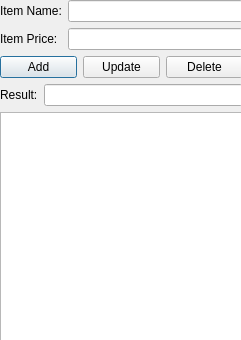
This is UI_RAW/Items.ui in GreenBeanio/Kimberly-s-Delicious-Dozen-Tracker as Qt 5 draws it before an edit. The edited form follows.
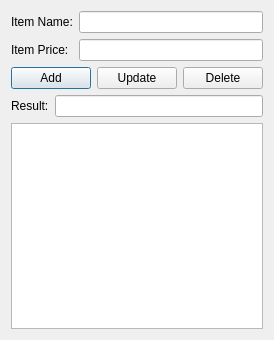
This is the edited form.

Commit message: Better Layouts

Patch:
```diff
--- a/UI_RAW/Items.ui
+++ b/UI_RAW/Items.ui
@@ -13,15 +13,8 @@
   <property name="windowTitle">
    <string>Items</string>
   </property>
-  <widget class="QWidget" name="verticalLayoutWidget_3">
-   <property name="geometry">
-    <rect>
-     <x>0</x>
-     <y>0</y>
-     <width>243</width>
-     <height>341</height>
-    </rect>
-   </property>
+  <layout class="QGridLayout" name="gridLayout">
+   <item row="0" column="0">
    <layout class="QVBoxLayout" name="MainLayout" stretch="1,0,4">
     <item>
      <layout class="QHBoxLayout" name="InputLayout">
@@ -102,7 +95,8 @@
      <widget class="QTableView" name="ItemTable"/>
     </item>
    </layout>
-  </widget>
+   </item>
+  </layout>
  </widget>
  <tabstops>
   <tabstop>ItemText</tabstop>
```
Lines whose indentation alone changed are shown as unchanged. The commit also changes 13 other files.
